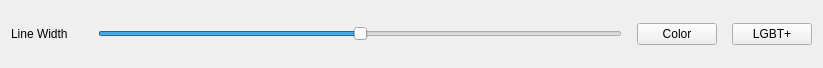
JulienChevron/Mandala, file ui/BottomWidget.ui: the form before one commit.
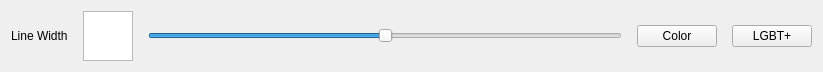
The form after the commit.

Commit message: Add strange line width display

```diff
--- a/ui/BottomWidget.ui
+++ b/ui/BottomWidget.ui
@@ -22,7 +22,20 @@
     </widget>
    </item>
    <item>
-    <widget class="QWidget" name="line_width_painter" native="true"/>
+    <widget class="QGraphicsView" name="graphicsView">
+     <property name="minimumSize">
+      <size>
+       <width>50</width>
+       <height>0</height>
+      </size>
+     </property>
+     <property name="maximumSize">
+      <size>
+       <width>50</width>
+       <height>50</height>
+      </size>
+     </property>
+    </widget>
    </item>
    <item>
     <widget class="QSlider" name="line_slider">
```
The commit also changes 5 other files.
